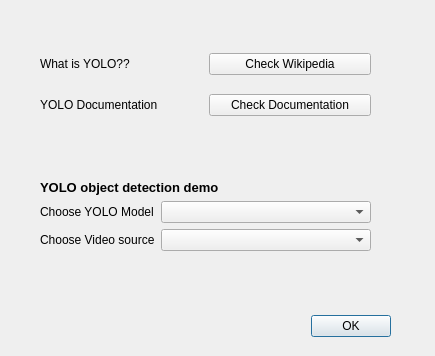
The window that UI_files/init_dialog.ui (Unkkis/Yolo_demo) describes before a commit, drawn with Qt 5.
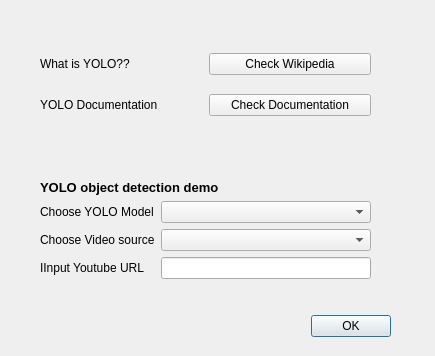
The same window after the commit.

Patch:
```diff
--- a/UI_files/init_dialog.ui
+++ b/UI_files/init_dialog.ui
@@ -29,7 +29,7 @@
     <set>QDialogButtonBox::Ok</set>
    </property>
   </widget>
-  <widget class="QWidget" name="">
+  <widget class="QWidget" name="layoutWidget">
    <property name="geometry">
     <rect>
      <x>40</x>
@@ -69,13 +69,13 @@
     </item>
    </layout>
   </widget>
-  <widget class="QWidget" name="">
+  <widget class="QWidget" name="layoutWidget">
    <property name="geometry">
     <rect>
      <x>40</x>
      <y>180</y>
      <width>331</width>
-     <height>101</height>
+     <height>121</height>
     </rect>
    </property>
    <layout class="QFormLayout" name="formLayout">
@@ -113,6 +113,16 @@
     <item row="2" column="1">
      <widget class="QComboBox" name="sourceListBox"/>
     </item>
+    <item row="3" column="0">
+     <widget class="QLabel" name="label_youtube">
+      <property name="text">
+       <string>IInput Youtube URL</string>
+      </property>
+     </widget>
+    </item>
+    <item row="3" column="1">
+     <widget class="QLineEdit" name="youtubeURL"/>
+    </item>
    </layout>
   </widget>
  </widget>
```
Left out of the diff: 1 changed line with no effect on the pictures.
